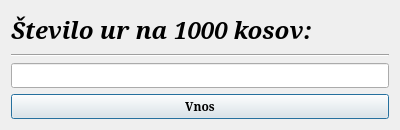
This is numofhours.ui in MaxMaxy/racun as Qt 5 draws it before an edit. The edited form follows.
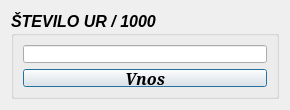
This is the edited form.

```diff
--- a/numofhours.ui
+++ b/numofhours.ui
@@ -6,8 +6,8 @@
    <rect>
     <x>0</x>
     <y>0</y>
-    <width>400</width>
-    <height>130</height>
+    <width>290</width>
+    <height>110</height>
    </rect>
   </property>
   <property name="sizePolicy">
@@ -18,14 +18,14 @@
   </property>
   <property name="minimumSize">
    <size>
-    <width>400</width>
-    <height>130</height>
+    <width>290</width>
+    <height>110</height>
    </size>
   </property>
   <property name="maximumSize">
    <size>
-    <width>400</width>
-    <height>130</height>
+    <width>290</width>
+    <height>110</height>
    </size>
   </property>
   <property name="windowTitle">
@@ -33,39 +33,31 @@
   </property>
   <layout class="QGridLayout" name="gridLayout">
    <item row="0" column="0">
-    <layout class="QVBoxLayout" name="verticalLayout_2">
-     <item>
+    <widget class="QGroupBox" name="groupBox">
+     <property name="font">
+      <font>
+       <pointsize>12</pointsize>
+       <weight>75</weight>
+       <italic>true</italic>
+       <bold>true</bold>
+      </font>
+     </property>
+     <property name="title">
+      <string>ŠTEVILO UR / 1000</string>
+     </property>
+     <property name="flat">
+      <bool>true</bool>
+     </property>
       <layout class="QVBoxLayout" name="verticalLayout">
        <item>
-        <widget class="QLabel" name="label">
-         <property name="font">
-          <font>
-           <family>Serif</family>
-           <pointsize>18</pointsize>
-           <weight>75</weight>
-           <italic>true</italic>
-           <bold>true</bold>
-          </font>
-         </property>
-         <property name="text">
-          <string>Število ur na 1000 kosov:</string>
-         </property>
-        </widget>
-       </item>
-       <item>
-        <widget class="Line" name="line">
-         <property name="orientation">
-          <enum>Qt::Horizontal</enum>
-         </property>
-        </widget>
-       </item>
-      </layout>
-     </item>
-     <item>
       <widget class="QLineEdit" name="lineEdit">
        <property name="font">
         <font>
          <family>Serif</family>
+          <pointsize>10</pointsize>
+          <weight>50</weight>
+          <italic>true</italic>
+          <bold>false</bold>
         </font>
        </property>
       </widget>
@@ -76,6 +68,7 @@
         <font>
          <family>Serif</family>
          <weight>75</weight>
+          <italic>true</italic>
          <bold>true</bold>
         </font>
        </property>
@@ -85,6 +78,7 @@
       </widget>
      </item>
     </layout>
+    </widget>
    </item>
   </layout>
  </widget>
```
Lines whose indentation alone changed are shown as unchanged.
